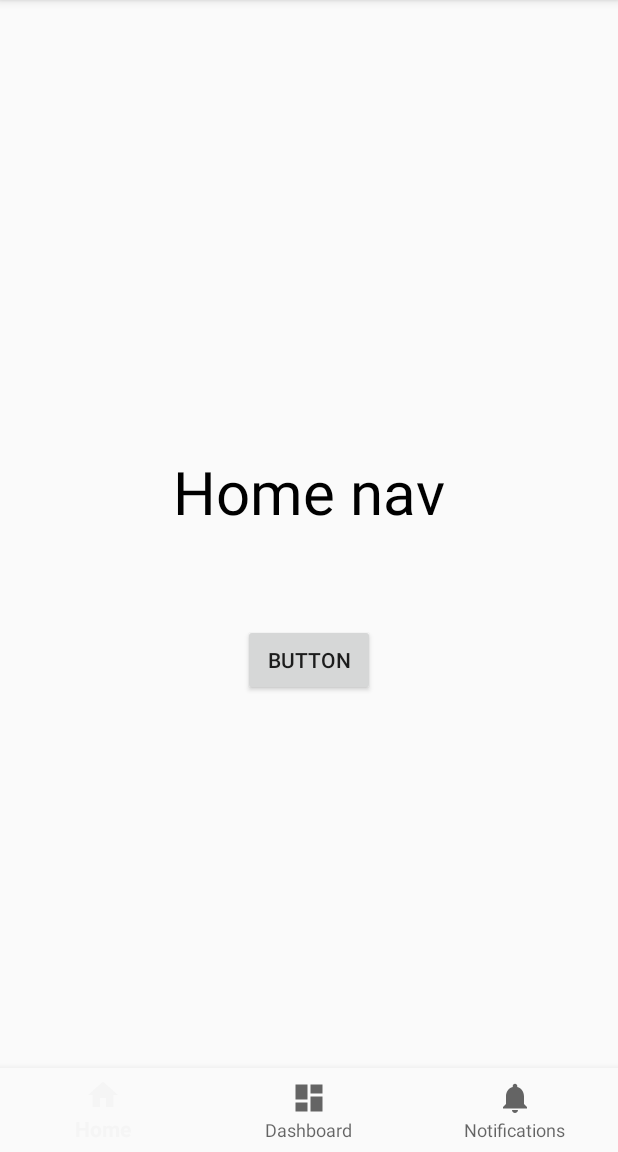
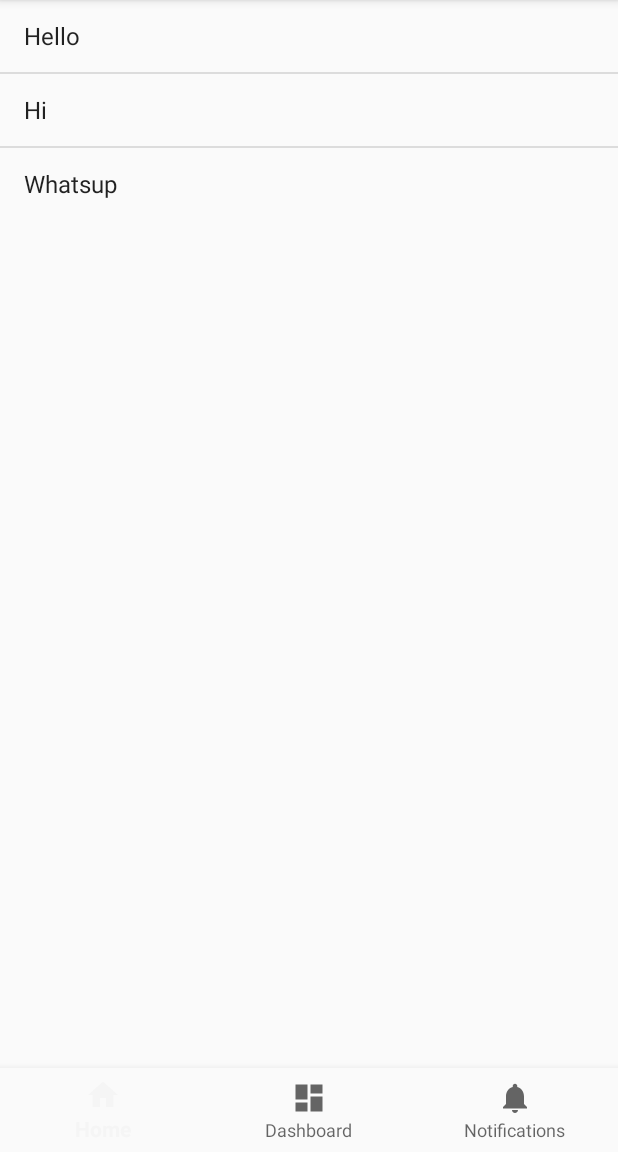
Before and after one commit to Ashishkvs/android_bottomnavigation, an Android app: the screen it shows after launch (MainActivity), on a phone screen of 412 x 824 dp, the part 84-1236 px from its top. Run offline under Robolectric (Android 15) with nearby library versions, the phone set to English and light mode, and no system bars.

Commit message:
Fragment added with List View

```diff
--- a/app/src/main/java/datazi/com/bottomnavigation/HomeFragment.java
+++ b/app/src/main/java/datazi/com/bottomnavigation/HomeFragment.java
@@ -7,7 +7,10 @@ import android.util.Log;
 import android.view.LayoutInflater;
 import android.view.View;
 import android.view.ViewGroup;
+import android.widget.AdapterView;
+import android.widget.ArrayAdapter;
 import android.widget.Button;
+import android.widget.ListView;
 import android.widget.TextView;
 import android.widget.Toast;
 
@@ -25,18 +28,23 @@ public class HomeFragment extends Fragment {
     @Override
     public View onCreateView(LayoutInflater inflater, ViewGroup container,
                              Bundle savedInstanceState) {
-      View view= inflater.inflate(R.layout.fragment_home,null);
-        Button button=view.findViewById(R.id.button);
-        button.setOnClickListener(new View.OnClickListener() {
+        View view = inflater.inflate(R.layout.fragment_home, container,false);
+        final String []listItem={"Hello","Hi","Whatsup"};
+        ListView listView=(ListView) view.findViewById(R.id.listView);
+
+        ArrayAdapter<String> adapter=new ArrayAdapter<String>(getActivity(),android.R.layout.simple_list_item_1,listItem);
+
+        listView.setAdapter(adapter);
+        listView.setOnItemClickListener(new AdapterView.OnItemClickListener() {
             @Override
-            public void onClick(View view) {
-                Toast.makeText(view.getContext(),"Hello there",Toast.LENGTH_SHORT).show();
+            public void onItemClick(AdapterView<?> adapterView, View view, int i, long l) {
+                Toast.makeText(getContext(),listItem[i].toString(),Toast.LENGTH_SHORT).show();
+                //we can use here Intent as well
+                /*Intent intent=new Intent(getActivity(),Sample.class);
+                startActivity(intent);*/
             }
         });
-      return view;
-    }
-    public void showInfo(View view ){
-        Toast.makeText(view.getContext(),"Hi this is view",Toast.LENGTH_SHORT).show();
+        return view;
     }
 
 }
--- a/app/src/main/java/datazi/com/bottomnavigation/MainActivity.java
+++ b/app/src/main/java/datazi/com/bottomnavigation/MainActivity.java
@@ -6,15 +6,24 @@ import android.support.design.widget.BottomNavigationView;
 import android.support.v4.app.Fragment;
 import android.support.v7.app.ActionBar;
 import android.support.v7.app.AppCompatActivity;
+import android.support.v7.widget.LinearLayoutManager;
+import android.support.v7.widget.RecyclerView;
 import android.support.v7.widget.Toolbar;
 import android.view.Menu;
 import android.view.MenuInflater;
 import android.view.MenuItem;
 import android.view.View;
+import android.widget.ArrayAdapter;
+import android.widget.ListView;
 import android.widget.TextView;
 import android.widget.Toast;
 
+import java.util.ArrayList;
+
 public class MainActivity extends AppCompatActivity implements BottomNavigationView.OnNavigationItemSelectedListener{
+    ListView listView;
+    String [] listItem;
+    TextView textView;
 
      @Override
     protected void onCreate(Bundle savedInstanceState) {
@@ -39,7 +48,8 @@ public class MainActivity extends AppCompatActivity implements BottomNavigationV
 
         //by default load fragment
         loadFragment(new HomeFragment());
-    }
+
+     }
 
     //LOAD FRAGMENT DYNAMICALLY
     private boolean loadFragment(Fragment fragment){
--- a/app/src/main/res/layout/activity_main.xml
+++ b/app/src/main/res/layout/activity_main.xml
@@ -1,5 +1,5 @@
 <?xml version="1.0" encoding="utf-8"?>
-<android.support.constraint.ConstraintLayout xmlns:android="http://schemas.android.com/apk/res/android"
+<RelativeLayout xmlns:android="http://schemas.android.com/apk/res/android"
     xmlns:app="http://schemas.android.com/apk/res-auto"
     xmlns:tools="http://schemas.android.com/tools"
     android:id="@+id/container"
@@ -18,22 +18,25 @@
 
     <FrameLayout
         android:id="@+id/fragment_container"
-        android:layout_height="match_parent"
         android:layout_width="match_parent"
-        android:layout_marginBottom="56dp"
-        >
+        android:layout_height="455dp"
+        android:layout_alignParentStart="true"
+        android:layout_below="@+id/my_toolbar"
+        tools:layout_editor_absoluteY="56dp">
+
     </FrameLayout>
 
     <android.support.design.widget.BottomNavigationView
         android:id="@+id/navigation"
-        android:layout_width="0dp"
+        android:layout_width="match_parent"
         android:layout_height="wrap_content"
-        android:layout_marginEnd="0dp"
-        android:layout_marginStart="0dp"
+
+        android:layout_alignParentBottom="true"
+        android:layout_alignParentStart="true"
         android:background="?android:attr/windowBackground"
         app:layout_constraintBottom_toBottomOf="parent"
         app:layout_constraintLeft_toLeftOf="parent"
         app:layout_constraintRight_toRightOf="parent"
         app:menu="@menu/navigation" />
 
-</android.support.constraint.ConstraintLayout>
+</RelativeLayout>
--- a/app/src/main/res/layout/fragment_home.xml
+++ b/app/src/main/res/layout/fragment_home.xml
@@ -1,23 +1,12 @@
 <?xml version="1.0" encoding="utf-8"?>
-<RelativeLayout
-    xmlns:android="http://schemas.android.com/apk/res/android" android:layout_width="match_parent"
+<LinearLayout
+    xmlns:android="http://schemas.android.com/apk/res/android"
+    android:orientation="vertical"
+    android:layout_width="match_parent"
     android:layout_height="match_parent">
 
-    <TextView
-        android:layout_width="wrap_content"
-        android:layout_height="wrap_content" android:layout_centerInParent="true"
-        android:textAppearance="@color/colorPrimaryDark"
-        android:textSize="40sp"
-        android:text="Home nav"
-        android:id="@+id/textView" />
-
-    <Button
-        android:id="@+id/button"
-        android:layout_width="wrap_content"
-        android:layout_height="wrap_content"
-        android:layout_below="@+id/textView"
-        android:layout_centerHorizontal="true"
-        android:layout_marginTop="61dp"
-        android:onClick="showInfo"
-        android:text="Button" />
-</RelativeLayout>
+    <ListView
+        android:id="@+id/listView"
+        android:layout_width="match_parent"
+        android:layout_height="wrap_content" />
+</LinearLayout>
--- a/app/src/main/res/values/strings.xml
+++ b/app/src/main/res/values/strings.xml
@@ -8,4 +8,18 @@
     <string name="hello_blank_fragment">Hello blank fragment</string>
     <string name="action_favorite">Favourite</string>
     <string name="action_settings">Setting</string>
+    <string-array name="array_technology">
+        <item>Android</item>
+        <item>Java</item>
+        <item>Php</item>
+        <item>Hadoop</item>
+        <item>Sap</item>
+        <item>Python</item>
+        <item>Ajax</item>
+        <item>C++</item>
+        <item>Ruby</item>
+        <item>Rails</item>
+        <item>.Net</item>
+        <item>Perl</item>
+    </string-array>
 </resources>
```
